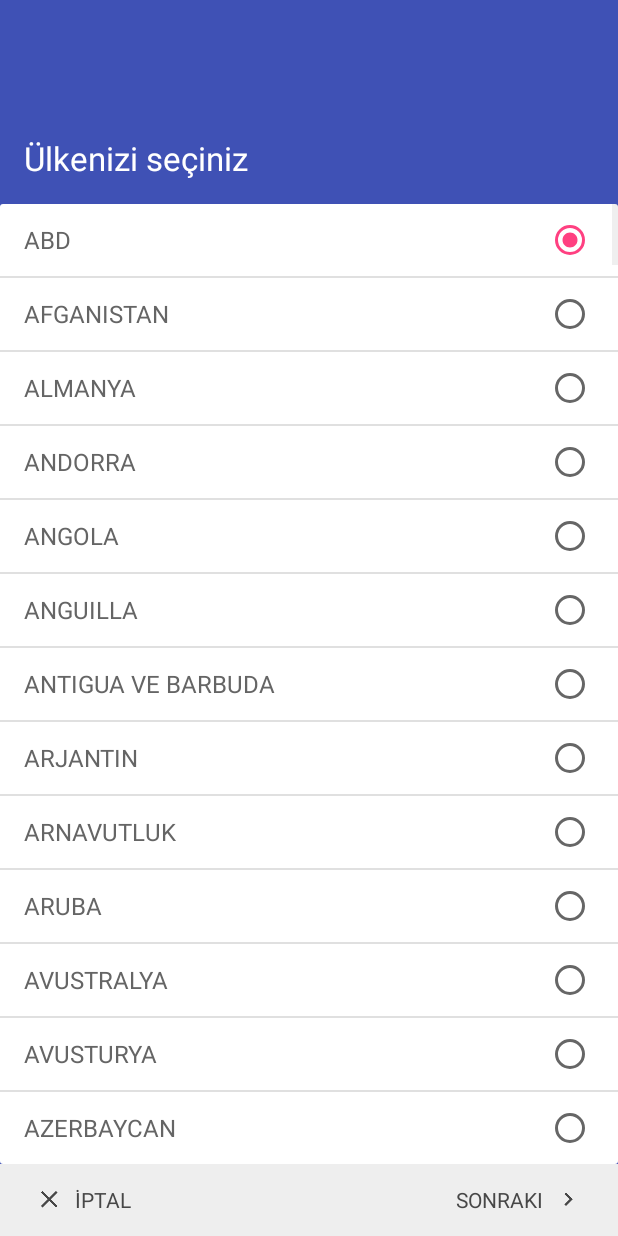
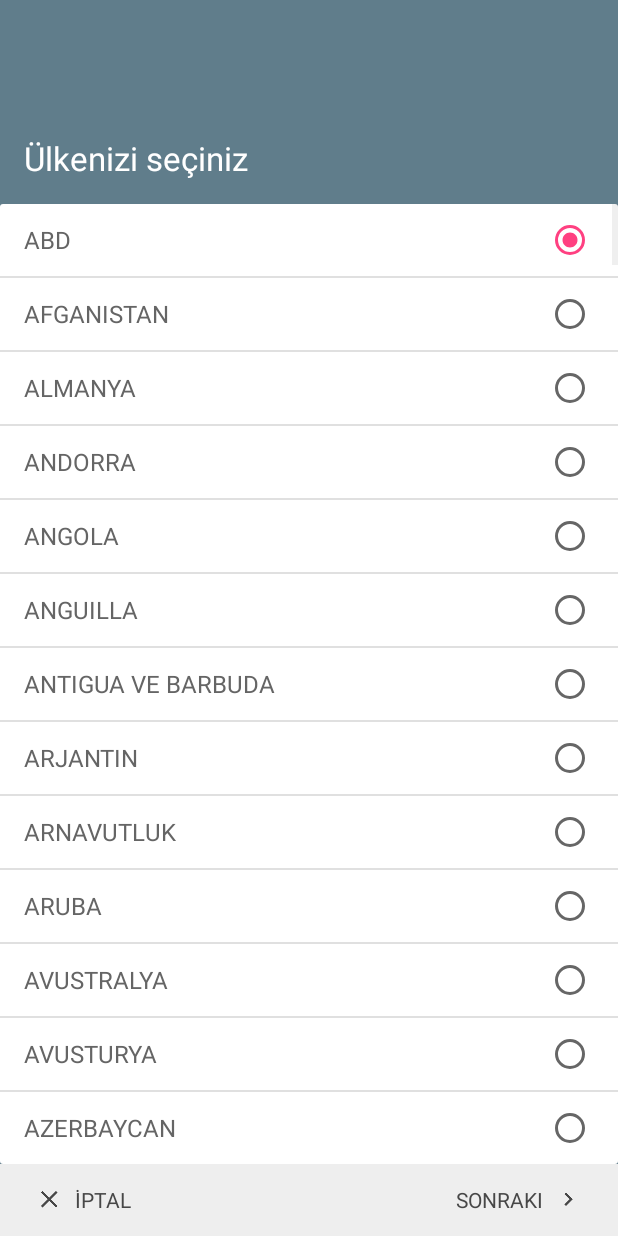
Before and after one commit to Mustted/NamazVakitleri, an Android app: the CountryChooserActivity screen opened directly, with no data from a screen before it, on a phone screen of 412 x 824 dp. Run offline under Robolectric (Android 15) with nearby library versions, the phone set to English and light mode, and no system bars; libraries missing offline, so code that uses them is left out: fr.castorflex.android; plain views replace SmoothProgressBar.

Commit message:
New (possible) icon and primary color changes

```diff
--- a/mobile/src/main/AndroidManifest.xml
+++ b/mobile/src/main/AndroidManifest.xml
@@ -7,7 +7,7 @@
     <application
         android:allowBackup="true"
         android:name=".ui.app.NamazVakitleriApplication"
-        android:icon="@drawable/ic_launcher"
+        android:icon="@mipmap/ic_launcher"
         android:label="@string/app_name"
         android:theme="@style/AppTheme">
 
--- a/mobile/src/main/res/values/colors.xml
+++ b/mobile/src/main/res/values/colors.xml
@@ -1,8 +1,8 @@
 <?xml version="1.0" encoding="utf-8"?>
 <resources>
 
-    <color name="apptheme_primary">#3F51B5</color>
-    <color name="apptheme_primary_dark">#303F9F</color>
+    <color name="apptheme_primary">#607D8B</color>
+    <color name="apptheme_primary_dark">#455A64</color>
     <color name="apptheme_accent">#FF4081</color>
 
     <color name="background_window">#eeeeee</color>
```
Also changed, not shown: mobile/src/main/res/drawable-hdpi/ic_launcher.png (deleted), mobile/src/main/res/drawable-mdpi/ic_launcher.png (deleted), mobile/src/main/res/drawable-xhdpi/ic_launcher.png (deleted), mobile/src/main/res/drawable-xxhdpi/ic_launcher.png (deleted), mobile/src/main/res/mipmap-hdpi/ic_launcher.png (added), mobile/src/main/res/mipmap-mdpi/ic_launcher.png (added), mobile/src/main/res/mipmap-xhdpi/ic_launcher.png (added), mobile/src/main/res/mipmap-xxhdpi/ic_launcher.png (added), mobile/src/main/res/mipmap-xxxhdpi/ic_launcher.png (added).
